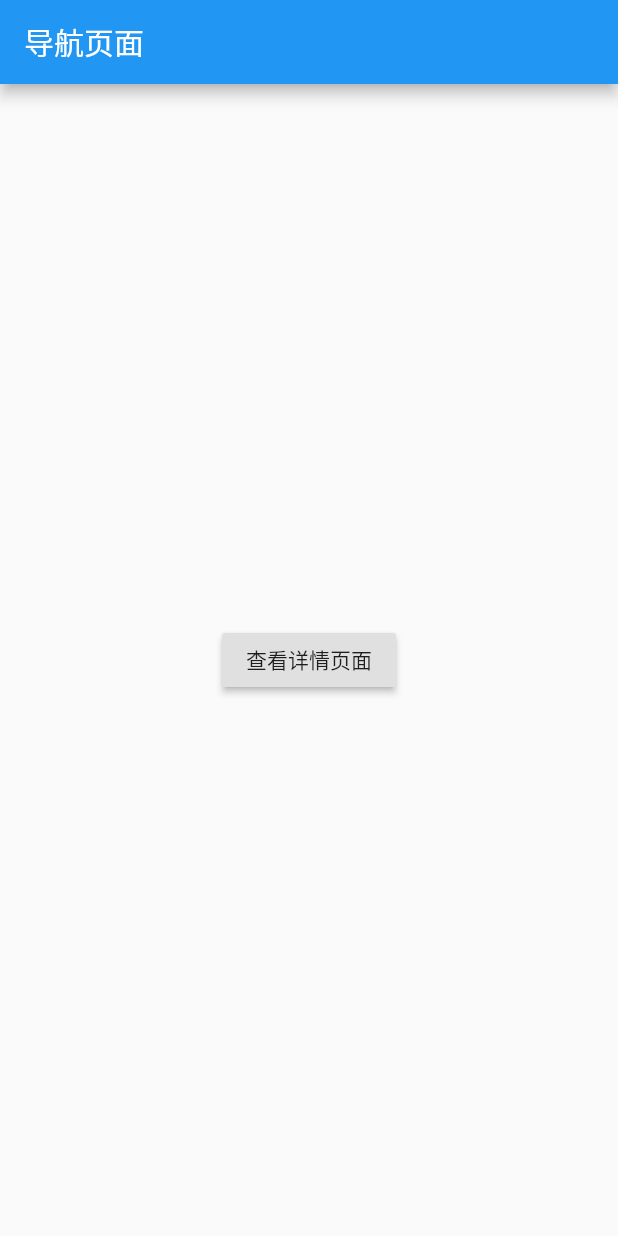
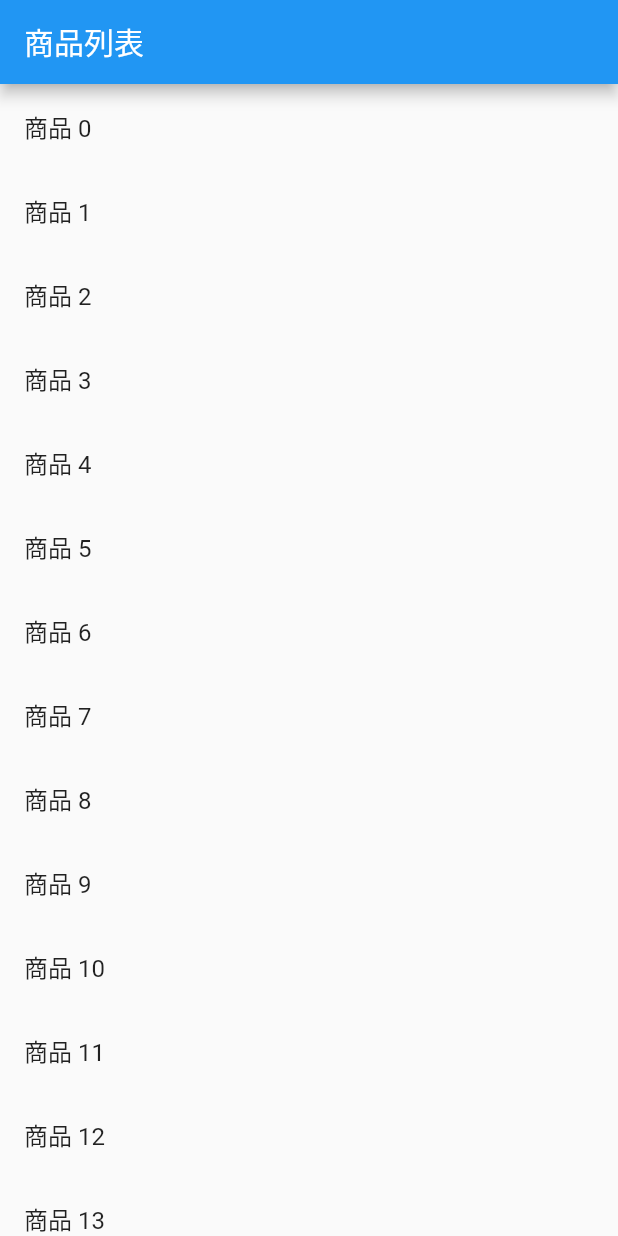
Before and after one commit to wuhaozuishuai/flutterTestDemo, a Flutter app: the screen it shows after launch, on a phone screen of 412 x 824 dp. Run offline on Flutter 3.47's test engine with Material 2 defaults, Android fonts, the phone set to English and light mode, and no system bars.

Commit message:
路由跳转，传递参数

```diff
--- a/lib/main.dart
+++ b/lib/main.dart
@@ -1,54 +1,64 @@
 import 'package:flutter/material.dart';
+
+//D:\Program Files\Nox\bin
+// nox_adb.exe connect 127.0.0.1:62001
 // import 'package:flutter_app_test/main1.dart';
-
-void main() {
-  runApp(MaterialApp(
-    title: "导航演示",
-    home: FirstScreen(),
-  ));
+class Product {
+  final String title; //商品标题
+  final String description; //商品描述
+  Product(this.title, this.description);
 }
 
-class FirstScreen extends StatelessWidget {
+void main(List<String> args) {
+  runApp(MaterialApp(
+      title: '导航数据传递接受',
+      home: ProductList(
+        products: List.generate(
+            20, (index) => Product("商品 $index", '商品描述，编号：$index')),
+      )));
+}
+
+class ProductList extends StatelessWidget {
+  final List<Product> products;
+  ProductList({Key key, @required this.products}) : super(key: key);
+
   @override
   Widget build(BuildContext context) {
     return Scaffold(
       appBar: AppBar(
-        title: Text('导航页面'),
+        title: Text('商品列表'),
       ),
-      body: Center(
-        child: RaisedButton(
-          child: Text('查看详情页面'),
-          onPressed: () {
+      body: ListView.builder(
+        itemCount: products.length,
+        itemBuilder: (context, index) {
+          return ListTile(
+            title: Text(products[index].title),
+            onTap: () {
               Navigator.push(
                   context,
                   MaterialPageRoute(
-                  builder: (context) => secondScreen(), //跳转的路由
+                    builder: (context) =>
+                        ProductDetail(product: products[index]),
                   ));
             },
-        ),
+          );
+        },
       ),
     );
   }
 }
 
-class secondScreen extends StatelessWidget {
+class ProductDetail extends StatelessWidget {
+  final Product product;
+  // const ProductDetail({Key key}) : super(key: key);
+  ProductDetail({Key key, @required this.product}) : super(key: key);
   @override
   Widget build(BuildContext context) {
     return Scaffold(
       appBar: AppBar(
-          title: Text('详情页面'),
+        title: Text('商品详情，${product.title}'),
       ),
-        body: Center(
-          child: RaisedButton(
-            child: Text('返回'),
-            onPressed: () {
-              Navigator.pop(
-                  context,
-                  MaterialPageRoute(
-                    builder: (context) => FirstScreen(), //跳转的路由
-                  ));
-            },
-          ),
-        ));
+      body: Center(child: Text('${product.description}')),
+    );
   }
 }
```
Lines whose indentation alone changed are shown as unchanged.
